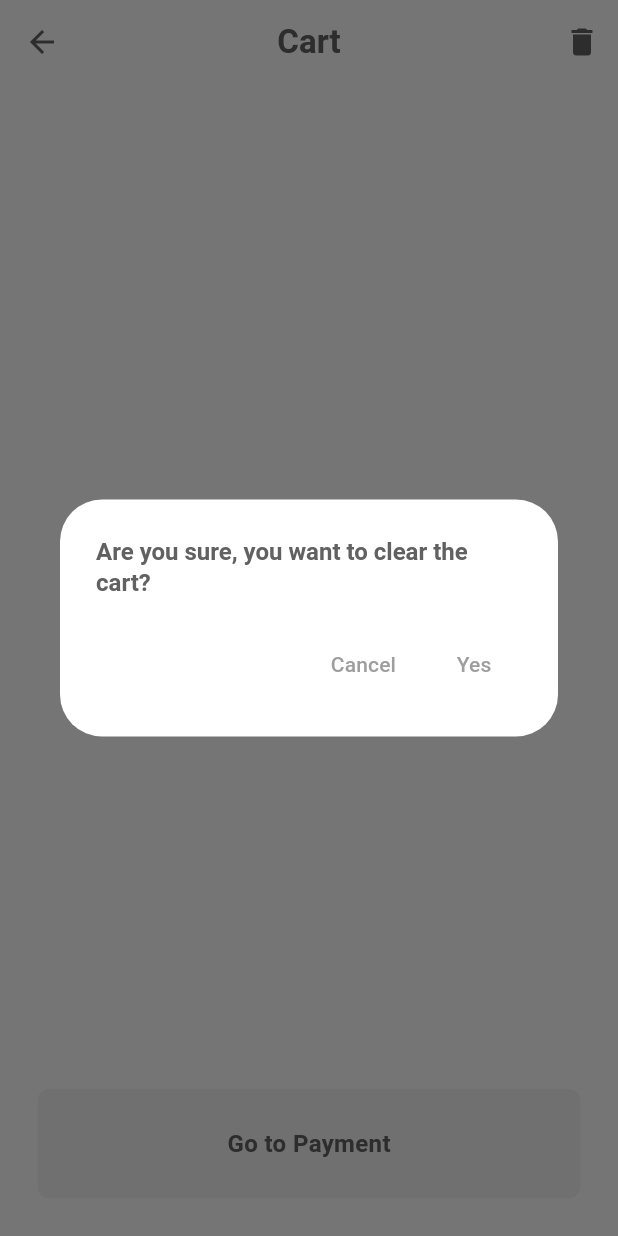
After one commit to andreyscott/fooddelivery_app, a Flutter app: the CartPage screen opened directly, after a tap on the "delete" icon, on a phone screen of 412 x 824 dp. The commit adds this screen. Run offline on Flutter 3.47's test engine with Material 3 defaults, Android fonts, the light colour scheme and no system bars.

Commit message:
buggy code

```diff
--- a/lib/components/my_food_tile.dart
+++ b/lib/components/my_food_tile.dart
@@ -32,7 +32,7 @@ class FoodTile extends StatelessWidget {
                       ),
                     ),
                     Text(
-                      '\$' + food.price.toString(),
+                      '\$${food.price}',
                       style: TextStyle(
                         fontSize: 16,
                         fontWeight: FontWeight.bold,
--- /dev/null
+++ b/lib/pages/cart_page.dart
@@ -0,0 +1,103 @@
+import 'package:flutter/material.dart';
+import 'package:fooddelivery_app/components/buttons.dart';
+import 'package:fooddelivery_app/components/mycart_tile.dart';
+import 'package:fooddelivery_app/models/restaurant.dart';
+import 'package:provider/provider.dart';
+
+class CartPage extends StatelessWidget {
+  const CartPage({super.key});
+
+  @override
+  Widget build(BuildContext context) {
+    return Consumer<Restaurant>(builder: (context, restaurant, child) {
+      //cart
+      final userCart = restaurant.cart;
+      //scaffold UI
+      return Scaffold(
+        appBar: AppBar(
+          title: Text('Cart',
+              style: TextStyle(
+                color: Theme.of(context).colorScheme.inversePrimary,
+                fontWeight: FontWeight.bold,
+              )),
+          centerTitle: true,
+          backgroundColor: Colors.transparent,
+          foregroundColor: Theme.of(context).colorScheme.inversePrimary,
+          actions: [
+            //clear cart button
+            IconButton(
+                onPressed: () {
+                  showDialog(
+                      context: context,
+                      builder: (context) => AlertDialog(
+                            title: Text(
+                              'Are you sure, you want to clear the cart?',
+                              style: TextStyle(
+                                  fontSize: 16,
+                                  fontWeight: FontWeight.bold,
+                                  color: Theme.of(context)
+                                      .colorScheme
+                                      .inversePrimary
+                                  //color: Theme.of(context).colorScheme.inversePrimary,
+                                  ),
+                            ),
+                            actions: [
+                              //cancel button
+                              TextButton(
+                                  onPressed: () => Navigator.pop(context),
+                                  child: const Text('Cancel')),
+                              //yes button
+                              TextButton(
+                                  onPressed: () {
+                                    Navigator.pop(context);
+                                    restaurant.clearCart();
+                                  },
+                                  child: const Text('Yes'))
+                            ],
+                          ));
+                },
+                icon: const Icon(Icons.delete))
+          ],
+        ),
+        body: Column(
+          children: [
+            Expanded(
+              child: Column(
+                children: [
+                  Expanded(
+                      child: userCart.isEmpty
+                          ? const Expanded(
+                              child: Center(child: Text('Cart is empty')))
+                          : Expanded(
+                              child: ListView.builder(
+                                  itemCount: userCart.length,
+                                  itemBuilder: (context, index) {
+                                    //get individual cart item
+                                    final cartItem = userCart[index];
+
+                                    //return cart tile UI
+                                    return MyCartTile(
+                                      cartItem: cartItem,
+                                    );
+                                  }),
+                            ))
+                ],
+              ),
+            ),
+            //buton to pay
+            MyButton(
+              onTap: () {
+                // Navigator.push(context,
+                // MaterialPageRoute(builder: (context) => const PaymentPage()));
+              },
+              text: 'Go to Payment',
+            ),
+            const SizedBox(
+              height: 25,
+            ),
+          ],
+        ),
+      );
+    });
+  }
+}
--- a/pubspec.yaml
+++ b/pubspec.yaml
@@ -36,6 +36,7 @@ dependencies:
   cupertino_icons: ^1.0.2
   provider: ^6.1.2
   intl: ^0.19.0
+  collection: ^1.18.0
 
 dev_dependencies:
   flutter_test:
```
Also changed, not shown: lib/components/mycart_tile.dart (added, +132 -0 lines), lib/components/silver_app.dart (+7 -1 lines), lib/components/tab_bar.dart (+8 -3 lines), lib/pages/foodpage.dart (+161 -4 lines), pubspec.lock.
